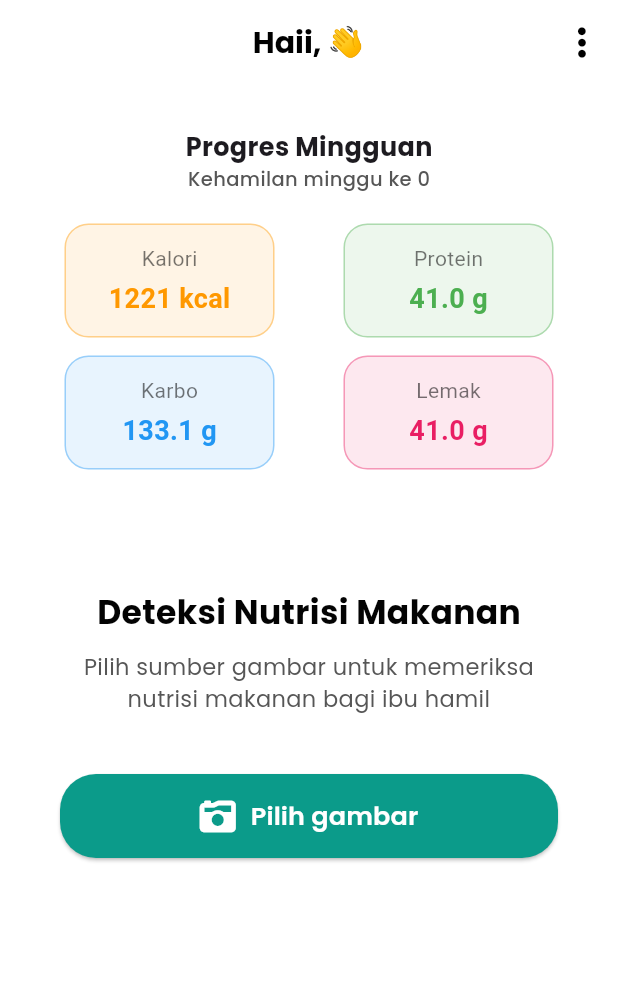
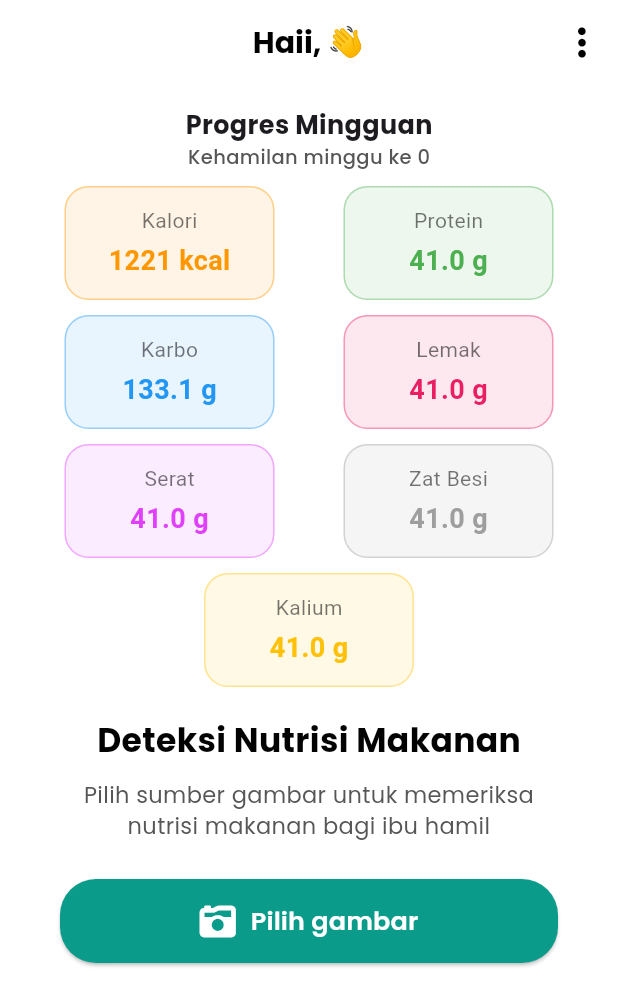
Before and after one commit to normanthohir/Generation-Stars, a Flutter app: the HomeScreen screen opened directly, on a phone screen of 412 x 824 dp. Shown: the top 1006 px of the screen. Run offline on Flutter 3.47's test engine with Material 3 defaults, Android fonts, the light colour scheme and no system bars; our stand-ins replace csv, email_validator, fl_chart, font_awesome_flutter, google_fonts, image_picker and 7 more; missing offline and left inert: dart:ffi, tflite; accounts and stored records are empty.

Commit message:
update code

```diff
--- a/assets/data/food_nutrition.csv
+++ b/assets/data/food_nutrition.csv
@@ -1,6 +1,23 @@
-name;kalori;protein;lemak;karbohidrat;serat;zat_besi;asam_folat;kalsium;manfaat;peringatan
-BuahAnggur;160;2;15;9;7;0.6;81;12;Lemak sehat untuk perkembangan janin, kaya folat;Konsumsi dalam jumlah wajar karena tinggi kalori
-AyamGoreng;122;2;2;2;2;1.2;2;2;tidak sehaat di makan ibu hamil;komsumsi dalam jumlah berlebihan
-Bakso;100;1;1;1;1;0.1;31;1;daging bagus di makan oleh ibu ibu;kosmsumsi jangan berlebihan
-KueLapis;50;3;13;9;3;0.4;23;31;tidak sehaat di makan ibu hamil karena berminyak;komsumsi dalam jumlah berlebihan
-NasiGoreng;50;3;13;9;3;0.4;23;31;tidak sehaat di makan ibu hamil karena berminyak;komsumsi dalam jumlah berlebihan
+label;nama;jumlahpersajian;kalori;protein;lemak;karbohidrat;serat;zatbesi;kalium;vitamin;manfaat;peringatan
+AyamGoreng;Ayam Goreng;100 gram;260;21.93;14.55;10.76;1.4;0;323;-;Sumber protein tinggi untuk pertumbuhan dan perbaikan jaringan, mengandung kalium untuk kesehatan jantung;Tinggi lemak dan kalori, dapat meningkatkan kolesterol jika dikonsumsi berlebihan
+Bakso;Bakso;100 gram;114;5.3;3;16.4;0.1;1.9;0;A, B1;Sumber protein dan karbohidrat, mengandung vitamin A untuk kesehatan mata;Sering mengandung bahan pengawet dan MSG, perlu dikonsumsi secukupnya
+BuahAnggur;Buah Anggur;100 gram;30;0.5;0.2;6.8;1.2;1.1;0;B1, C;Mengandung antioksidan, baik untuk kesehatan jantung, sumber vitamin C untuk kekebalan tubuh;Mengandung gula alami tinggi, penderita diabetes perlu membatasi konsumsi
+BuahApel;Buah Apel;100 gram;58;0.3;0.4;14.9;2.6;0.3;130;B1, B2, B3, C;Tinggi serat untuk pencernaan, mengandung antioksidan, baik untuk kesehatan jantung;Biji apel mengandung sianida dalam jumlah kecil, sebaiknya tidak dikonsumsi
+BuahDelima;Buah Delima;100 gram;68;0.95;0.3;17.17;0.6;0;259;-;Tinggi antioksidan, baik untuk kesehatan jantung, membantu menurunkan tekanan darah;Dapat berinteraksi dengan obat pengencer darah, konsultasi dokter jika sedang minum obat
+BuahJeruk;Buah Jeruk;100 gram;45;0.9;0.2;11.2;1.4;0.4;472.1;B1, B2, B3, C;Tinggi vitamin C untuk kekebalan tubuh, serat baik untuk pencernaan, kalium untuk jantung;Asam sitrat dapat mengikis enamel gigi jika dikonsumsi berlebihan
+BuahMangga;Buah Mangga;100 gram;52;0.7;0;12.3;1.6;1;140;B1, B2, B3, C;Tinggi vitamin C dan A, baik untuk kekebalan tubuh dan kesehatan mata;Mengandung gula tinggi, penderita diabetes perlu membatasi konsumsi
+BuburAyam;Bubur Ayam;1 porsi (240 gram);372;27.56;12.39;36.12;1.9;0;406;-;Mudah dicerna, sumber protein dan karbohidrat, cocok untuk orang sakit;Relatif tinggi kalori dan natrium, perlu dikonsumsi secukupnya
+KueBolu;Kue Bolu;100 gram;297;7.3;4.3;57.7;0;0;141;-;Sumber energi cepat dari karbohidrat;Tinggi gula dan kalori, dapat menyebabkan lonjakan gula darah
+KueDadarGulung;Kue Dadar Gulung;1 potong;139;2.82;6.79;17.15;1.1;0;96;-;Mengandung protein dari telur dan kelapa;Tinggi lemak dan gula, sebaiknya dikonsumsi sesekali saja
+KueKlepon;Kue Klepon;100 gram;215;3.7;3.7;41.8;1;3.3;0;B1, B2, B3;Mengandung serat dari kelapa, sumber energi;Tinggi gula dari gula merah, tidak cocok untuk penderita diabetes
+KueLapis;Kue Lapis;1 potong;139;2.82;6.79;17.15;1.1;0;96;-;Sumber energi dari karbohidrat;Tinggi gula dan lemak, konsumsi berlebihan dapat meningkatkan berat badan
+KueRisoles;Kue Risoles;1 potong;96;6.33;3.75;8.66;0.4;0;109;-;Mengandung protein dari isian daging atau sayuran;Digoreng dalam minyak, tinggi lemak jenuh
+NasiGoreng;Nasi Goreng;200 gram;500;7;34.4;40.2;0.4;0.6;86;E, B2, B6;Sumber karbohidrat untuk energi, mengandung vitamin E;Sangat tinggi kalori dan lemak, dapat menyebabkan obesitas jika sering dikonsumsi
+PisangGoreng;Pisang Goreng;100 gram;252;1.47;13.27;36.07;2.9;0;508;-;Mengandung kalium untuk kesehatan jantung, sumber energi;Digoreng dengan minyak, tinggi lemak dan kalori
+Sate;Sate Ayam;100 gram;225;19.54;14.82;4.87;0;0;0;-;Tinggi protein untuk pertumbuhan otot;Proses pembakaran dapat menghasilkan senyawa karsinogenik, sebaiknya tidak terlalu gosong
+SayurAsem;Sayur Asem;100 gram;29;0.7;0.6;5;0.6;3.1;0;A, B1;Rendah kalori, mengandung serat dan vitamin, baik untuk pencernaan;Mengandung asam yang tinggi, dapat memicu asam lambung pada penderita maag
+SayurSop;Sayur Sop;100 gram;27;1.3;2;1;0.3;1.8;0;A, B1, C;Rendah kalori, kaya vitamin dan mineral dari sayuran;Kandungan natrium bisa tinggi tergantung bumbu, perhatikan bagi penderita hipertensi
+Soto;Soto;100 gram;38;3.60;2.30;1.80;0.20;1.70;0;-;Mengandung protein dan vitamin dari kaldu, mudah dicerna;Kandungan natrium tinggi dari garam dan penyedap, batasi konsumsi bagi penderita hipertensi
+TumisKacangPanjangTahu;Tumis Kacang Panjang Tahu;100 gram;85;6.2;4.5;8.1;2.8;1.2;245;A, C, K;Tinggi serat dan protein nabati, baik untuk pencernaan dan kesehatan tulang;Tahu dapat mengandung fitoestrogen, konsumsi berlebihan perlu dihindari pria dengan masalah hormonal
+TumisKangkung;Tumis Kangkung;1 porsi (85 gram);106;2.76;9.4;4.31;1.8;0;456;A, C, K;Tinggi vitamin A untuk mata, vitamin K untuk tulang, serat untuk pencernaan;Kangkung dapat menyerap logam berat dari air, pastikan berasal dari sumber yang bersih
+TumisTerong;Tumis Terong;1 porsi (50 gram);65;0.79;3.85;8.31;2.4;0;117;A, C, K, B6;Mengandung antioksidan nasunin, baik untuk kesehatan otak dan jantung;Terong mentah mengandung solanin yang beracun, pastikan dimasak dengan matang
--- a/lib/screens/home_screen.dart
+++ b/lib/screens/home_screen.dart
@@ -95,7 +95,7 @@ class _HomeScreenState extends State<HomeScreen> {
           child: Column(
             children: [
               Padding(
-                padding: EdgeInsets.symmetric(horizontal: 20, vertical: 30),
+                padding: EdgeInsets.symmetric(horizontal: 20, vertical: 15),
                 child: Column(
                   children: [
                     Text(
@@ -117,7 +117,7 @@ class _HomeScreenState extends State<HomeScreen> {
                   ],
                 ),
               ),
-              SizedBox(height: 50),
+              SizedBox(height: 5),
               Text(
                 'Deteksi Nutrisi Makanan',
                 style: GoogleFonts.poppins(
@@ -131,7 +131,7 @@ class _HomeScreenState extends State<HomeScreen> {
                 textAlign: TextAlign.center,
                 style: GoogleFonts.poppins(fontSize: 15, color: ColorsApp.grey),
               ),
-              SizedBox(height: 40),
+              SizedBox(height: 25),
               // button untuk memilih sumber gambar
               _buttonPilihGambar()
             ],
--- a/lib/services/nutrition_service.dart
+++ b/lib/services/nutrition_service.dart
@@ -22,7 +22,7 @@ class NutritionService {
     print("🔍 Mencari label: '$cleanedLabel'");
 
     final match = data.firstWhere(
-      (item) => item['name'].toString().toLowerCase().trim() == cleanedLabel,
+      (item) => item['label'].toString().toLowerCase().trim() == cleanedLabel,
       orElse: () => {},
     );
 
--- a/lib/widgets/widgets_nutrisi_mingguna.dart
+++ b/lib/widgets/widgets_nutrisi_mingguna.dart
@@ -6,6 +6,9 @@ class WidgetsNutrisiMingguan extends StatefulWidget {
   final double totalProtein;
   final double totalKarbo;
   final double totalLemak;
+  final double totalSerat;
+  final double totalZatbesi;
+  final double totaKlalium;
 
   // Constructor dengan nilai default random
   WidgetsNutrisiMingguan({
@@ -13,11 +16,17 @@ class WidgetsNutrisiMingguan extends StatefulWidget {
     double? totalProtein,
     double? totalKarbo,
     double? totalLemak,
+    double? totalSerat,
+    double? totalZatbesi,
+    double? totaKlalium,
     super.key,
   })  : totalKalori = totalKalori ?? Random().nextDouble() * 2000 + 1000,
         totalProtein = totalProtein ?? Random().nextDouble() * 100 + 30,
         totalKarbo = totalKarbo ?? Random().nextDouble() * 300 + 100,
-        totalLemak = totalLemak ?? Random().nextDouble() * 100 + 30;
+        totalLemak = totalLemak ?? Random().nextDouble() * 100 + 30,
+        totalSerat = totalSerat ?? Random().nextDouble() * 100 + 30,
+        totalZatbesi = totalZatbesi ?? Random().nextDouble() * 100 + 30,
+        totaKlalium = totaKlalium ?? Random().nextDouble() * 100 + 30;
 
   @override
   State<WidgetsNutrisiMingguan> createState() => _WidgetsNutrisiMingguanState();
@@ -28,7 +37,7 @@ class _WidgetsNutrisiMingguanState extends State<WidgetsNutrisiMingguan> {
   Widget build(BuildContext context) {
     return Column(
       children: [
-        const SizedBox(height: 20),
+        const SizedBox(height: 10),
         Row(
           mainAxisAlignment: MainAxisAlignment.spaceAround,
           children: [
@@ -38,7 +47,7 @@ class _WidgetsNutrisiMingguanState extends State<WidgetsNutrisiMingguan> {
                 '${widget.totalProtein.toStringAsFixed(1)} g', Colors.green),
           ],
         ),
-        const SizedBox(height: 12),
+        const SizedBox(height: 10),
         Row(
           mainAxisAlignment: MainAxisAlignment.spaceAround,
           children: [
@@ -46,6 +55,24 @@ class _WidgetsNutrisiMingguanState extends State<WidgetsNutrisiMingguan> {
                 Colors.blue),
             _nutrisiBox('Lemak', '${widget.totalLemak.toStringAsFixed(1)} g',
                 Colors.pink),
+          ],
+        ),
+        const SizedBox(height: 10),
+        Row(
+          mainAxisAlignment: MainAxisAlignment.spaceAround,
+          children: [
+            _nutrisiBox('Serat', '${widget.totalSerat.toStringAsFixed(1)} g',
+                Colors.purpleAccent),
+            _nutrisiBox('Zat Besi',
+                '${widget.totalZatbesi.toStringAsFixed(1)} g', Colors.grey),
+          ],
+        ),
+        const SizedBox(height: 10),
+        Row(
+          mainAxisAlignment: MainAxisAlignment.spaceAround,
+          children: [
+            _nutrisiBox('Kalium', '${widget.totaKlalium.toStringAsFixed(1)} g',
+                Colors.amber),
           ],
         ),
       ],
```
Also changed, not shown: lib/screens/result_screen.dart (+116 -66 lines), lib/widgets/widget_nutrisi_chart.dart (+7 -10 lines), pubspec.yaml (+7 -0 lines).
